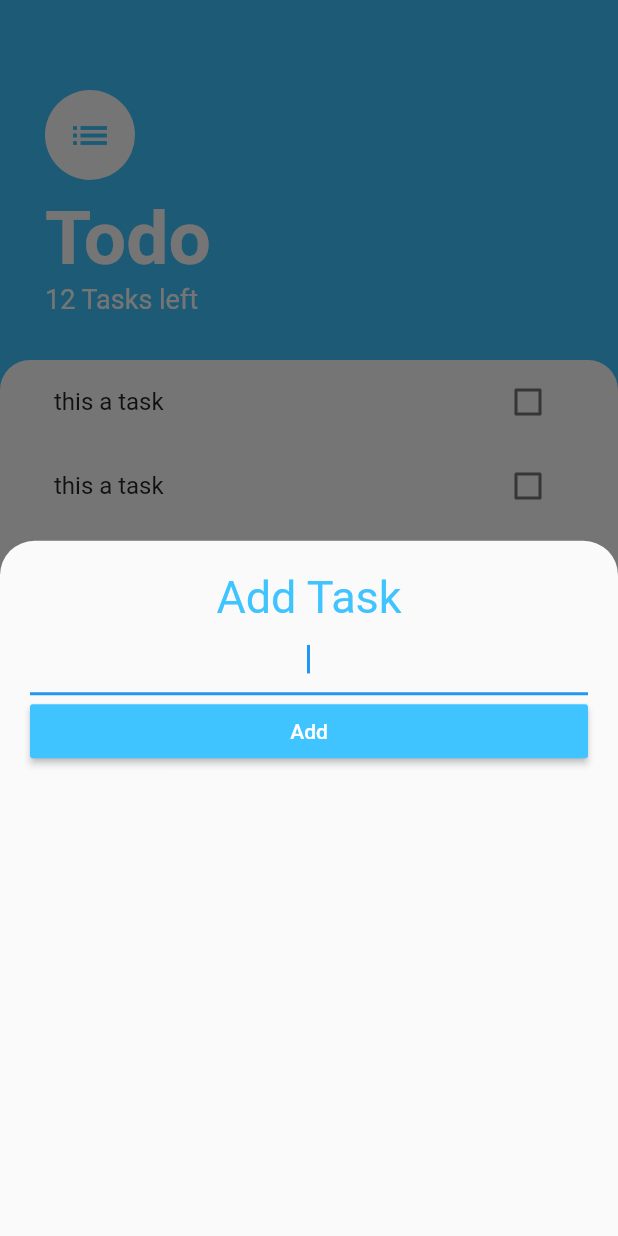
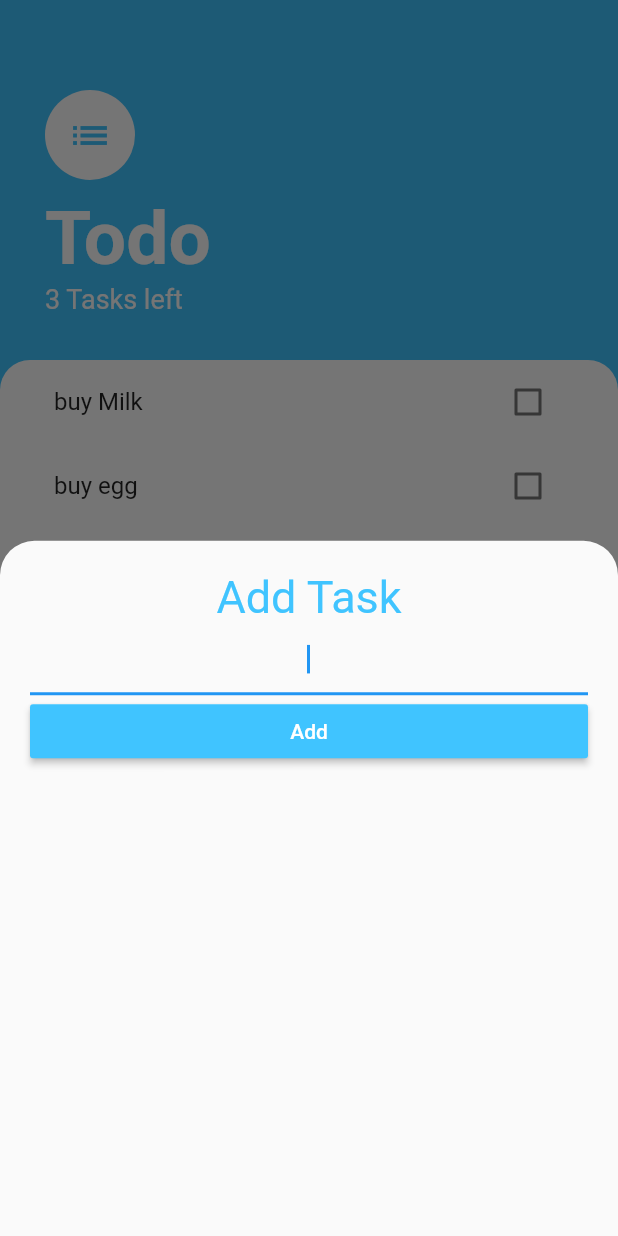
Before and after one commit to aditya222k/Todo-list-realtime-database-, a Flutter app: the screen it shows after launch, after a tap on the "add" icon, on a phone screen of 412 x 824 dp. Run offline on Flutter 3.47's test engine with Material 2 defaults, Android fonts, the phone set to English and light mode, and no system bars.

Commit message:
Addable task to the list

```diff
--- a/lib/Screens/add_task_screens.dart
+++ b/lib/Screens/add_task_screens.dart
@@ -1,21 +1,41 @@
 import 'package:flutter/material.dart';
 
-
 class AddTaskScreen extends StatelessWidget {
+  final addTaskCallback;
+  AddTaskScreen(this.addTaskCallback);
   @override
   Widget build(BuildContext context) {
+    String newTaskTitle = "";
+
     return Container(
-      padding: EdgeInsets.all(20),
-      child: Column(crossAxisAlignment: CrossAxisAlignment.stretch,
-        children: [
-        Center(child: Text('Add Task',style: TextStyle(color: Colors.lightBlueAccent,fontSize: 30),)),
-        TextField(autofocus: true,
-        textAlign: TextAlign.center,
-        ),
-        MaterialButton(onPressed: (){},color: Colors.lightBlueAccent,
-          child: Text('Add',style: TextStyle(color: Colors.white),),
-        )
-      ],)
-    );
+        padding: EdgeInsets.all(20),
+        child: Column(
+          crossAxisAlignment: CrossAxisAlignment.stretch,
+          children: [
+            Center(
+                child: Text(
+              'Add Task',
+              style: TextStyle(color: Colors.lightBlueAccent, fontSize: 30),
+            )),
+            TextField(
+              autofocus: true,
+              textAlign: TextAlign.center,
+              onChanged: (newText) {
+                print(newText);
+                newTaskTitle = newText;
+              },
+            ),
+            MaterialButton(
+              onPressed: () {
+                addTaskCallback(newTaskTitle);
+              },
+              color: Colors.lightBlueAccent,
+              child: Text(
+                'Add',
+                style: TextStyle(color: Colors.white),
+              ),
+            )
+          ],
+        ));
   }
 }
--- a/lib/Screens/task_screen.dart
+++ b/lib/Screens/task_screen.dart
@@ -2,8 +2,20 @@ import 'package:flutter/material.dart';
 import 'package:todo_list/Widgets/task_tile.dart';
 import 'package:todo_list/Widgets/tasks_list.dart';
 import 'add_task_screens.dart';
+import 'package:todo_list/models/task.dart';
 
-class TasksScreen extends StatelessWidget {
+class TasksScreen extends StatefulWidget {
+  @override
+  _TasksScreenState createState() => _TasksScreenState();
+}
+
+class _TasksScreenState extends State<TasksScreen> {
+  List<Task> tasks = [
+    Task(name: 'buy Milk'),
+    Task(name: 'buy egg'),
+    Task(name: 'buy lasan'),
+  ];
+
   @override
   Widget build(BuildContext context) {
     return Scaffold(
@@ -13,12 +25,18 @@ class TasksScreen extends StatelessWidget {
         child: Icon(Icons.add),
         onPressed: () {
           showModalBottomSheet(
-              context: context,
-              shape: RoundedRectangleBorder(
-                  borderRadius: BorderRadius.only(
-                      topRight: Radius.circular(23),
-                      topLeft: Radius.circular(23))),
-              builder: (context) => AddTaskScreen());
+            context: context,
+            shape: RoundedRectangleBorder(
+                borderRadius: BorderRadius.only(
+                    topRight: Radius.circular(23),
+                    topLeft: Radius.circular(23))),
+            builder: (context) => AddTaskScreen((newTaskTitle) {
+              setState(() {
+                tasks.add(Task(name: newTaskTitle));
+              });
+              Navigator.pop(context);
+            }),
+          );
         },
       ),
       body: Column(
@@ -49,7 +67,7 @@ class TasksScreen extends StatelessWidget {
                       fontWeight: FontWeight.w700),
                 ),
                 Text(
-                  '12 Tasks left',
+                  '${tasks.length} Tasks left',
                   style: TextStyle(
                     color: Colors.white,
                     fontSize: 18,
@@ -66,7 +84,7 @@ class TasksScreen extends StatelessWidget {
                   borderRadius: BorderRadius.only(
                       topLeft: Radius.circular(20),
                       topRight: Radius.circular(20))),
-              child: TaskList(),
+              child: TaskList(tasks),
             ),
           )
         ],
--- a/lib/Widgets/task_tile.dart
+++ b/lib/Widgets/task_tile.dart
@@ -1,45 +1,31 @@
 import 'package:flutter/material.dart';
 
-class TaskTile extends StatefulWidget {
+class TaskTile extends StatelessWidget {
+
+
   @override
-  _TaskTileState createState() => _TaskTileState();
-}
 
-class _TaskTileState extends State<TaskTile> {
-  bool isChecked = false;
+  final bool isChecked ;
+  final String taskTitle;
+  final  checkboxCallback;
 
-  void checkboxCallback(bool checkboxState) {
-    setState(() {
-      isChecked = checkboxState;
-    });
-  }
+  TaskTile({required this.isChecked,required this.taskTitle,required this.checkboxCallback});
+
 
   @override
   Widget build(BuildContext context) {
     return ListTile(
-      title: Text('this a task',
+      title: Text(taskTitle,
           style: TextStyle(
               decoration: isChecked ? TextDecoration.lineThrough : null)),
-      trailing: TaskCheckbox(
-          checkboxState: isChecked, toggleCheckboxState: checkboxCallback),
+      trailing: Checkbox(
+        value: isChecked,
+        activeColor: Colors.lightBlueAccent,
+        onChanged: checkboxCallback,
+        // onChanged: (value) {
+        //   toggleCheckboxState(value);
+        // },
+      ),
     );
   }
 }
-
-class TaskCheckbox extends StatelessWidget {
-  final Function toggleCheckboxState;
-  final bool checkboxState;
-
-  TaskCheckbox({required this.checkboxState,  required this.toggleCheckboxState});
-
-  @override
-  Widget build(BuildContext context) {
-    return Checkbox(
-      value: checkboxState,
-      activeColor: Colors.lightBlueAccent,
-      onChanged: (value) {
-        toggleCheckboxState(value);
-      },
-    );
-  }
-}
--- a/lib/Widgets/tasks_list.dart
+++ b/lib/Widgets/tasks_list.dart
@@ -1,16 +1,36 @@
+
 import 'package:flutter/material.dart';
 import 'task_tile.dart';
+import 'package:todo_list/models/task.dart';
 
-class TaskList extends StatelessWidget {
+class TaskList extends StatefulWidget {
+
+  final List<Task> tasks;
+  TaskList(this.tasks);
+
+
+  @override
+  _TaskListState createState() => _TaskListState();
+}
+
+class _TaskListState extends State<TaskList> {
+
 
   @override
   Widget build(BuildContext context) {
-    return ListView(
-      children: [
-        TaskTile(),
-        TaskTile(),
-        TaskTile(),
-      ],
+    return ListView.builder(
+      itemBuilder: (context, index) {
+        return TaskTile(
+            isChecked: widget.tasks[index].isDone,
+            taskTitle: widget.tasks[index].name,
+          checkboxCallback:( checkboxState) {
+            setState(() {
+              widget.tasks[index].toggleDone();
+            });
+          }
+        );
+      },
+      itemCount: widget.tasks.length,
     );
   }
 }
--- /dev/null
+++ b/lib/models/task.dart
@@ -0,0 +1,10 @@
+class Task{
+  final String name;
+  bool isDone;
+  Task({required this.name, this.isDone = false});
+
+  void toggleDone(){
+    isDone = !isDone;
+  }
+
+}
```
Also changed, not shown: 195 other files.
